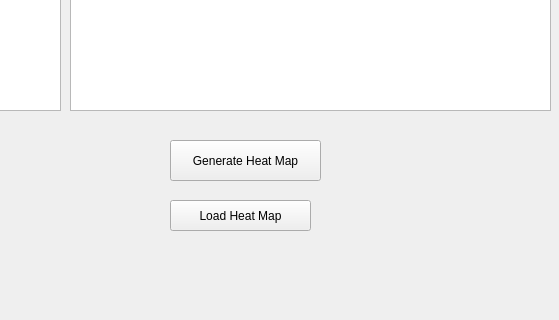
The window that uis/simulator.ui (sharanjeetsinghmago/online_reward_shaping) describes before a commit, drawn with Qt 5; both pictures show x 490 to 1049 and y 400 to 720 of the 1049 by 895 pixel window.
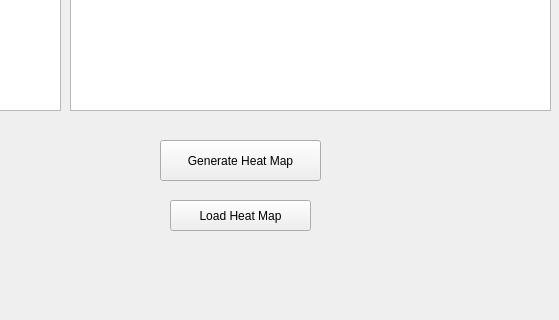
The same window after the commit.

```diff
--- a/uis/simulator.ui
+++ b/uis/simulator.ui
@@ -75,9 +75,9 @@
   <widget class="QPushButton" name="pushButton">
    <property name="geometry">
     <rect>
-     <x>660</x>
+     <x>650</x>
      <y>540</y>
-     <width>151</width>
+     <width>161</width>
      <height>41</height>
     </rect>
    </property>
```
Left out of the diff: 2 changed lines with no effect on the pictures.
